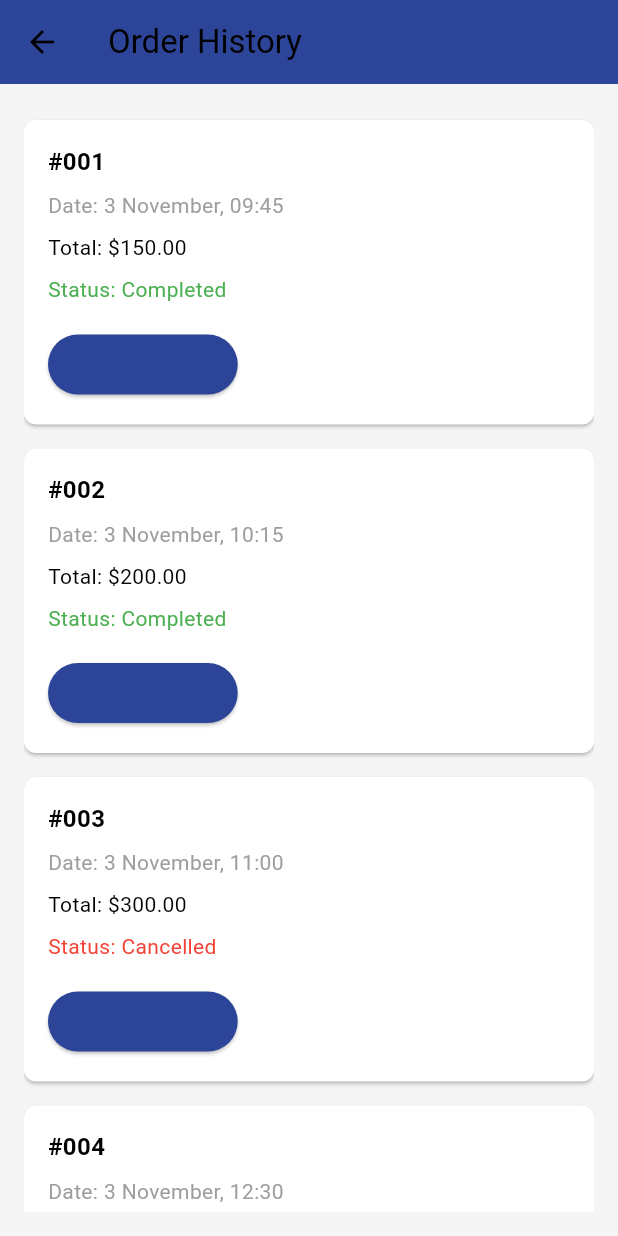
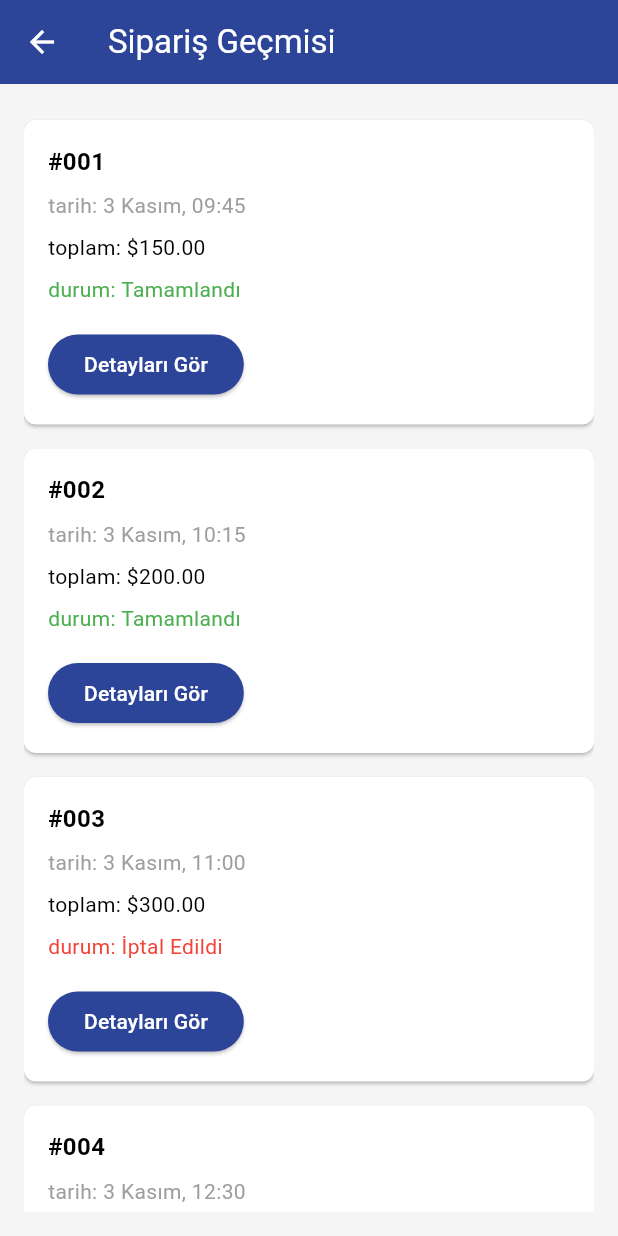
Before and after one commit to omerbozbay/restaurant_management_system, a Flutter app: the HomeScreen screen opened directly, after a tap on the "history" icon, on a phone screen of 412 x 824 dp. Run offline on Flutter 3.47's test engine with Material 3 defaults, Android fonts, the phone set to English and light mode, and no system bars; our stand-ins replace image_picker.

Commit message:
Commit 7: Giriş sistemi entegre edildi

```diff
--- a/lib/main.dart
+++ b/lib/main.dart
@@ -1,6 +1,6 @@
 import 'package:flutter/material.dart';
-// ignore: depend_on_referenced_packages
 import 'package:provider/provider.dart';
+import 'package:restaurant_management_system/screens/login_screen.dart';
 import 'providers/cart_provider.dart';
 import 'screens/home_screen.dart';
 
@@ -16,7 +16,7 @@
     return ChangeNotifierProvider(
       create: (ctx) => CartProvider(),
       child: MaterialApp(
-        title: 'Kardesler Kebap Salonu POS Sistemi',
+        title: 'Kardeşler Kebap Salonu POS Sistemi',
         debugShowCheckedModeBanner: false,
         theme: ThemeData(
           primaryColor: const Color(0xFF2D4599),
@@ -31,7 +31,7 @@
             secondary: const Color(0xFF2D4599),
           ),
         ),
-        home: const HomeScreen(),
+        home: const LoginScreen(),
       ),
     );
   }
--- a/lib/screens/history.dart
+++ b/lib/screens/history.dart
@@ -1,41 +1,42 @@
 import 'package:flutter/material.dart';
 
 class HistoryScreen extends StatelessWidget {
-  const HistoryScreen({Key? key}) : super(key: key);
+  const HistoryScreen({super.key});
 
   @override
   Widget build(BuildContext context) {
     // Örnek sipariş geçmişi verileri
     final orders = [
       {
-        'orderNumber': '#001',
-        'date': '3 November, 09:45',
-        'total': 150.0,
-        'status': 'Completed',
+        'siparisNo': '#001',
+        'tarih': '3 Kasım, 09:45',
+        'toplam': 150.0,
+        'durum': 'Tamamlandı',
       },
       {
-        'orderNumber': '#002',
-        'date': '3 November, 10:15',
-        'total': 200.0,
-        'status': 'Completed',
+        'siparisNo': '#002',
+        'tarih': '3 Kasım, 10:15',
+        'toplam': 200.0,
+        'durum': 'Tamamlandı',
       },
       {
-        'orderNumber': '#003',
-        'date': '3 November, 11:00',
-        'total': 300.0,
-        'status': 'Cancelled',
+        'siparisNo': '#003',
+        'tarih': '3 Kasım, 11:00',
+        'toplam': 300.0,
+        'durum': 'İptal Edildi',
       },
       {
-        'orderNumber': '#004',
-        'date': '3 November, 12:30',
-        'total': 250.0,
-        'status': 'Completed',
+        'siparisNo': '#004',
+        'tarih': '3 Kasım, 12:30',
+        'toplam': 250.0,
+        'durum': 'Tamamlandı',
       },
     ];
 
     return Scaffold(
       appBar: AppBar(
-        title: const Text('Order History'),
+        title: const Text('Sipariş Geçmisi'),
+        foregroundColor: Colors.white,
         backgroundColor: const Color(0xFF2D4599),
       ),
       body: Padding(
@@ -52,7 +53,7 @@ class HistoryScreen extends StatelessWidget {
   }
 
   Widget _buildOrderCard(Map<String, dynamic> order) {
-    final isCompleted = order['status'] == 'Completed';
+    final isCompleted = order['durum'] == 'Tamamlandı';
     return Card(
       shape: RoundedRectangleBorder(
         borderRadius: BorderRadius.circular(8),
@@ -64,7 +65,7 @@ class HistoryScreen extends StatelessWidget {
           crossAxisAlignment: CrossAxisAlignment.start,
           children: [
             Text(
-              order['orderNumber'],
+              order['siparisNo'],
               style: const TextStyle(
                 fontWeight: FontWeight.bold,
                 fontSize: 16,
@@ -72,17 +73,17 @@ class HistoryScreen extends StatelessWidget {
             ),
             const SizedBox(height: 8),
             Text(
-              'Date: ${order['date']}',
+              'tarih: ${order['tarih']}',
               style: const TextStyle(fontSize: 14, color: Colors.grey),
             ),
             const SizedBox(height: 8),
             Text(
-              'Total: \$${order['total'].toStringAsFixed(2)}',
+              'toplam: \$${order['toplam'].toStringAsFixed(2)}',
               style: const TextStyle(fontSize: 14),
             ),
             const SizedBox(height: 8),
             Text(
-              'Status: ${order['status']}',
+              'durum: ${order['durum']}',
               style: TextStyle(
                 fontSize: 14,
                 color: isCompleted ? Colors.green : Colors.red,
@@ -94,9 +95,10 @@ class HistoryScreen extends StatelessWidget {
                 // Sipariş detaylarını görüntüleme işlemi
               },
               style: ElevatedButton.styleFrom(
+                foregroundColor: Colors.white,
                 backgroundColor: const Color(0xFF2D4599),
               ),
-              child: const Text('View Details'),
+              child: const Text('Detayları Gör'),
             ),
           ],
         ),
--- a/lib/screens/home_screen.dart
+++ b/lib/screens/home_screen.dart
@@ -8,7 +8,7 @@ import '../widgets/cart_widget.dart';
 import '../utils/constants.dart';
 
 class HomeScreen extends StatefulWidget {
-  const HomeScreen({Key? key}) : super(key: key);
+  const HomeScreen({super.key});
 
   @override
   State<HomeScreen> createState() => _HomeScreenState();
@@ -58,7 +58,7 @@ class _HomeScreenState extends State<HomeScreen> {
                             crossAxisAlignment: CrossAxisAlignment.start,
                             children: [
                               const Text(
-                                'Kardesler Kebap Salonu',
+                                'KARDEŞLER KEBAP SALONU',
                                 style: TextStyle(
                                   fontSize: 20,
                                   fontWeight: FontWeight.bold,
@@ -83,7 +83,7 @@ class _HomeScreenState extends State<HomeScreen> {
                               ),
                               child: TextField(
                                 decoration: InputDecoration(
-                                  hintText: 'yemek, icecek vb. ara',
+                                  hintText: 'yemek, içecek vb. ara',
                                   prefixIcon: const Icon(Icons.search),
                                   border: InputBorder.none,
                                   contentPadding: const EdgeInsets.symmetric(vertical: 10),
@@ -94,7 +94,7 @@ class _HomeScreenState extends State<HomeScreen> {
                           ),
                           const SizedBox(width: 16),
                           Text(
-                            'Siparisler #${cartProvider.orderNumber}',
+                            'Siparişler #${cartProvider.orderNumber}',
                             style: const TextStyle(
                               fontSize: 16,
                               fontWeight: FontWeight.bold,
@@ -162,8 +162,8 @@ class _HomeScreenState extends State<HomeScreen> {
 
   String _getMonthName(int month) {
     const monthNames = [
-      'Ocak', 'Subat', 'Mart', 'Nisan', 'Mayis', 'Haziran',
-      'Temmuz', 'Agustos', 'Eylul', 'Ekim', 'Kasim', 'Aralik'
+      'Ocak', 'Şubat', 'Mart', 'Nisan', 'Mayıs', 'Haziran',
+      'Temmuz', 'Ağustos', 'Eylül', 'Ekim', 'Kasım', 'Aralık'
     ];
     return monthNames[month - 1];
   }
--- a/lib/screens/table_management.dart
+++ b/lib/screens/table_management.dart
@@ -1,29 +1,30 @@
 import 'package:flutter/material.dart';
 
 class TableManagementScreen extends StatelessWidget {
-  const TableManagementScreen({Key? key}) : super(key: key);
+  const TableManagementScreen({super.key});
 
   @override
   Widget build(BuildContext context) {
     // Örnek masa verileri
-    final tables = [
-      {'name': 'Table 1', 'status': 'available'},
-      {'name': 'Table 2', 'status': 'available'},
-      {'name': 'Table 3', 'status': 'occupied', 'time': '3 November, 09:45'},
-      {'name': 'Table 4', 'status': 'occupied', 'time': '3 November, 08:40'},
-      {'name': 'Table 5', 'status': 'available'},
-      {'name': 'Table 6', 'status': 'occupied', 'time': '3 November, 08:51'},
-      {'name': 'Table 7', 'status': 'occupied', 'time': '3 November, 08:55'},
-      {'name': 'Table 8', 'status': 'available'},
-      {'name': 'Table 9', 'status': 'available'},
-      {'name': 'Table 10', 'status': 'available'},
-      {'name': 'Table 11', 'status': 'available'},
-      {'name': 'Table 12', 'status': 'available'},
+    final Tables = [
+      {'name': 'Masa 1', 'status': 'müsait'},
+      {'name': 'Masa 2', 'status': 'müsait'},
+      {'name': 'Masa 3', 'status': 'dolu', 'time': '3 Kasım, 09:45'},
+      {'name': 'Masa 4', 'status': 'dolu', 'time': '3 Kasım, 08:40'},
+      {'name': 'Masa 5', 'status': 'müsait'},
+      {'name': 'Masa 6', 'status': 'dolu', 'time': '3 Kasım, 08:51'},
+      {'name': 'Masa 7', 'status': 'dolu', 'time': '3 Kasım, 08:55'},
+      {'name': 'Masa 8', 'status': 'müsait'},
+      {'name': 'Masa 9', 'status': 'müsait'},
+      {'name': 'Masa 10', 'status': 'müsait'},
+      {'name': 'Masa 11', 'status': 'müsait'},
+      {'name': 'Masa 12', 'status': 'müsait'},
     ];
 
     return Scaffold(
       appBar: AppBar(
-        title: const Text('Table Management'),
+        title: const Text('Masa Yonetimi'),
+        foregroundColor: Colors.white,
         backgroundColor: const Color(0xFF2D4599),
         actions: [
           TextButton(
@@ -31,7 +32,7 @@ class TableManagementScreen extends StatelessWidget {
               // Yeni masa oluşturma işlemi
             },
             child: const Text(
-              'Generate Table',
+              'Masayı Yonet',
               style: TextStyle(color: Colors.white),
             ),
           ),
@@ -46,18 +47,18 @@ class TableManagementScreen extends StatelessWidget {
             mainAxisSpacing: 16,
             childAspectRatio: 1.2,
           ),
-          itemCount: tables.length,
+          itemCount: Tables.length,
           itemBuilder: (context, index) {
-            final table = tables[index];
-            return _buildTableCard(table);
+            final Table = Tables[index];
+            return _buildTableCard(Table);
           },
         ),
       ),
     );
   }
 
-  Widget _buildTableCard(Map<String, dynamic> table) {
-    final isAvailable = table['status'] == 'available';
+  Widget _buildTableCard(Map<String, dynamic> Table) {
+    final isAvailable = Table['status'] == 'müsait';
     return Card(
       shape: RoundedRectangleBorder(
         borderRadius: BorderRadius.circular(8),
@@ -68,7 +69,7 @@ class TableManagementScreen extends StatelessWidget {
           mainAxisAlignment: MainAxisAlignment.center,
           children: [
             Text(
-              table['name'],
+              Table['name'],
               style: const TextStyle(
                 fontWeight: FontWeight.bold,
                 fontSize: 16,
@@ -77,8 +78,8 @@ class TableManagementScreen extends StatelessWidget {
             const SizedBox(height: 8),
             Text(
               isAvailable
-                  ? 'available'
-                  : 'occupied - ${table['time'] ?? ''}',
+                  ? 'müsait'
+                  : 'dolu - ${Table['time'] ?? ''}',
               textAlign: TextAlign.center,
               style: TextStyle(
                 color: isAvailable ? Colors.green : Colors.red,
@@ -93,7 +94,7 @@ class TableManagementScreen extends StatelessWidget {
               style: ElevatedButton.styleFrom(
                 backgroundColor: isAvailable ? Colors.blue : Colors.red,
               ),
-              child: Text(isAvailable ? 'Open' : 'Close'),
+              child: Text(isAvailable ? 'Açık' : 'Kapalı'),
             ),
           ],
         ),
--- a/lib/widgets/cart_widget.dart
+++ b/lib/widgets/cart_widget.dart
@@ -3,7 +3,7 @@ import 'package:provider/provider.dart';
 import '../providers/cart_provider.dart';
 
 class CartWidget extends StatefulWidget {
-  const CartWidget({Key? key}) : super(key: key);
+  const CartWidget({super.key});
 
   @override
   _CartWidgetState createState() => _CartWidgetState();
@@ -12,6 +12,7 @@ class CartWidget extends StatefulWidget {
 class _CartWidgetState extends State<CartWidget> {
   int _selectedPaymentIndex = 0;
 
+  @override
   Widget build(BuildContext context) {
     final cart = Provider.of<CartProvider>(context);
 
@@ -54,7 +55,7 @@ class _CartWidgetState extends State<CartWidget> {
                 const Expanded(
                   flex: 2,
                   child: Text(
-                    'Urun',
+                    'Ürün',
                     style: TextStyle(
                       fontWeight: FontWeight.bold,
                     ),
@@ -101,7 +102,7 @@ class _CartWidgetState extends State<CartWidget> {
                         ),
                         const SizedBox(height: 8),
                         Text(
-                          'Urun Yok',
+                          'Ürün Yok',
                           style: TextStyle(
                             color: Colors.grey[600],
                             fontSize: 16,
@@ -250,7 +251,7 @@ class _CartWidgetState extends State<CartWidget> {
                 ),
               ),
               child: const Text(
-                'Odemeye Devam Et',
+                'Ödeme İşlemi',
                 style: TextStyle(
                   fontSize: 16,
                   fontWeight: FontWeight.bold,
--- a/lib/widgets/category_tabs.dart
+++ b/lib/widgets/category_tabs.dart
@@ -5,10 +5,10 @@ class CategoryTabs extends StatelessWidget {
   final Function(String) onSelectCategory;
 
   const CategoryTabs({
-    Key? key,
+    super.key,
     required this.selectedCategory,
     required this.onSelectCategory,
-  }) : super(key: key);
+  });
 
   @override
   Widget build(BuildContext context) {
@@ -18,8 +18,8 @@ class CategoryTabs extends StatelessWidget {
         children: [
           _buildCategoryTab('Hepsi', 'Hepsi'),
           _buildCategoryTab('Yemek', 'Yemek'),
-          _buildCategoryTab('Icecek', 'Icecek'),
-          _buildCategoryTab('Atistirmalik', 'Atistirmalik'),
+          _buildCategoryTab('İçecek', 'İçecek'),
+          _buildCategoryTab('Atıştırmalık', 'Atıştırmalık'),
         ],
       ),
     );
--- a/lib/widgets/food_card.dart
+++ b/lib/widgets/food_card.dart
@@ -7,9 +7,9 @@ class FoodCard extends StatelessWidget {
   final FoodItem foodItem;
 
   const FoodCard({
-    Key? key,
+    super.key,
     required this.foodItem,
-  }) : super(key: key);
+  });
 
   @override
   Widget build(BuildContext context) {
--- a/pubspec.yaml
+++ b/pubspec.yaml
@@ -34,6 +34,7 @@ dependencies:
   # The following adds the Cupertino Icons font to your application.
   # Use with the CupertinoIcons class for iOS style icons.
   cupertino_icons: ^1.0.8
+  image_picker: ^1.1.2
 
 dev_dependencies:
   flutter_test:
@@ -46,6 +47,7 @@ dev_dependencies:
   # rules and activating additional ones.
   flutter_lints: ^5.0.0
   provider: ^6.0.5
+
 
 # For information on the generic Dart part of this file, see the
 # following page: https://dart.dev/tools/pub/pubspec
```
Also changed, not shown: lib/screens/login_screen.dart (added, +125 -0 lines), lib/screens/settings.dart (+30 -36 lines), lib/utils/constants.dart (+13 -13 lines), lib/widgets/sidebar.dart (+10 -4 lines), assets/logo.jpg (added), pubspec.lock, 7 other files.
